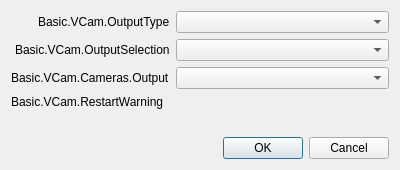
First picture: the form in UI/forms/OBSBasicVCamConfig.ui, repository bb010g/obs-studio, before the edit.
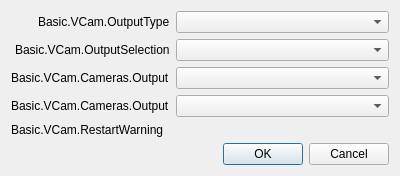
Second picture: the form after the edit.

Commit message: UI,docs: Add second virtual camera output

```diff
--- a/UI/forms/OBSBasicVCamConfig.ui
+++ b/UI/forms/OBSBasicVCamConfig.ui
@@ -52,6 +52,16 @@
      <item row="2" column="1">
       <widget class="QComboBox" name="camera1Output"/>
      </item>
+     <item row="3" column="0">
+      <widget class="QLabel" name="camera2OutputLabel">
+       <property name="text">
+        <string>Basic.VCam.Cameras.Output</string>
+       </property>
+      </widget>
+     </item>
+     <item row="3" column="1">
+      <widget class="QComboBox" name="camera2Output"/>
+     </item>
     </layout>
    </item>
    <item>
```
The commit also changes 10 other files.
